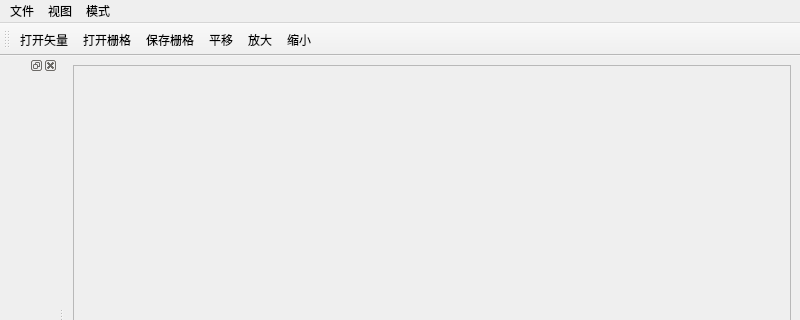
This is ui/main.ui in CaoZhenkun/pyqgis as Qt 5 draws it before an edit; both pictures show x 0 to 800 and y 0 to 320 of the 800 by 600 pixel window. The edited form follows.
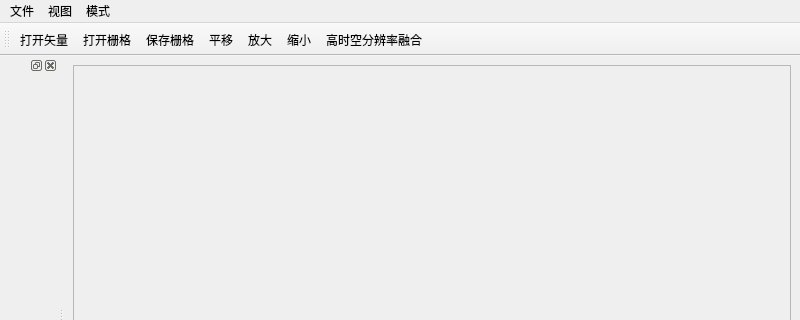
This is the edited form.

The edit to the form file:
```diff
--- a/ui/main.ui
+++ b/ui/main.ui
@@ -83,6 +83,7 @@
    <addaction name="actionPan"/>
    <addaction name="actionZoomOut"/>
    <addaction name="actionZoomIn"/>
+   <addaction name="actionFusion"/>
   </widget>
   <action name="actionOpenShp">
    <property name="text">
@@ -132,6 +133,14 @@
     <string>缩小</string>
    </property>
   </action>
+  <action name="actionFusion">
+   <property name="text">
+    <string>高时空分辨率融合</string>
+   </property>
+   <property name="toolTip">
+    <string>高时空分辨率融合</string>
+   </property>
+  </action>
  </widget>
  <resources/>
  <connections/>
```
